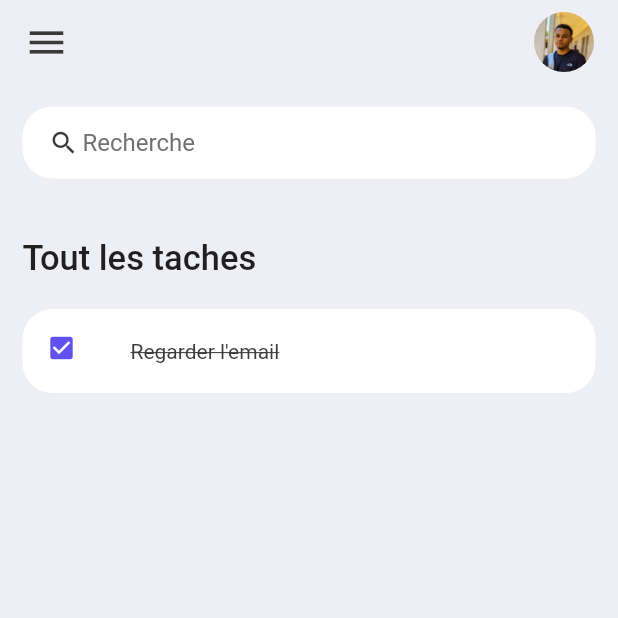
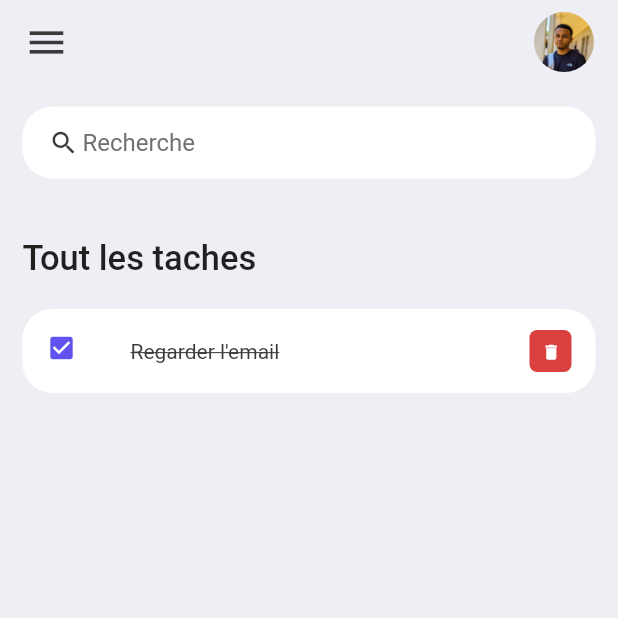
Before and after one commit to schorio/my_todo_app, a Flutter app: the screen it shows after launch, on a phone screen of 412 x 824 dp, the top half of it. Run offline on Flutter 3.47's test engine with Material 2 defaults, Android fonts, the phone set to English and light mode, and no system bars.

Commit message:
Ajout du button supprimer

```diff
--- a/lib/widgets/todo_item.dart
+++ b/lib/widgets/todo_item.dart
@@ -16,11 +16,13 @@ class ToDoItem extends StatelessWidget {
             borderRadius: BorderRadius.circular(20)
           ),
           tileColor: Colors.white,
+
           leading: Icon(
             Icons.check_box,
             color: tdBlue,
             size: 20,
           ),
+
           title: Text(
             'Regarder l\'email',
             style: TextStyle(
@@ -29,6 +31,21 @@ class ToDoItem extends StatelessWidget {
               decoration: TextDecoration.lineThrough,
             ),
           ),
+
+          trailing: Container(
+            height: 28,
+            width: 28,
+            decoration: BoxDecoration(
+              color: tdRed,
+              borderRadius: BorderRadius.circular(5)
+            ),
+            child: IconButton(
+              color: Colors.white,
+              iconSize: 13,
+              icon: Icon(Icons.delete),
+              onPressed: () {},
+            ),
+          ),
         )
       );
   }
```
